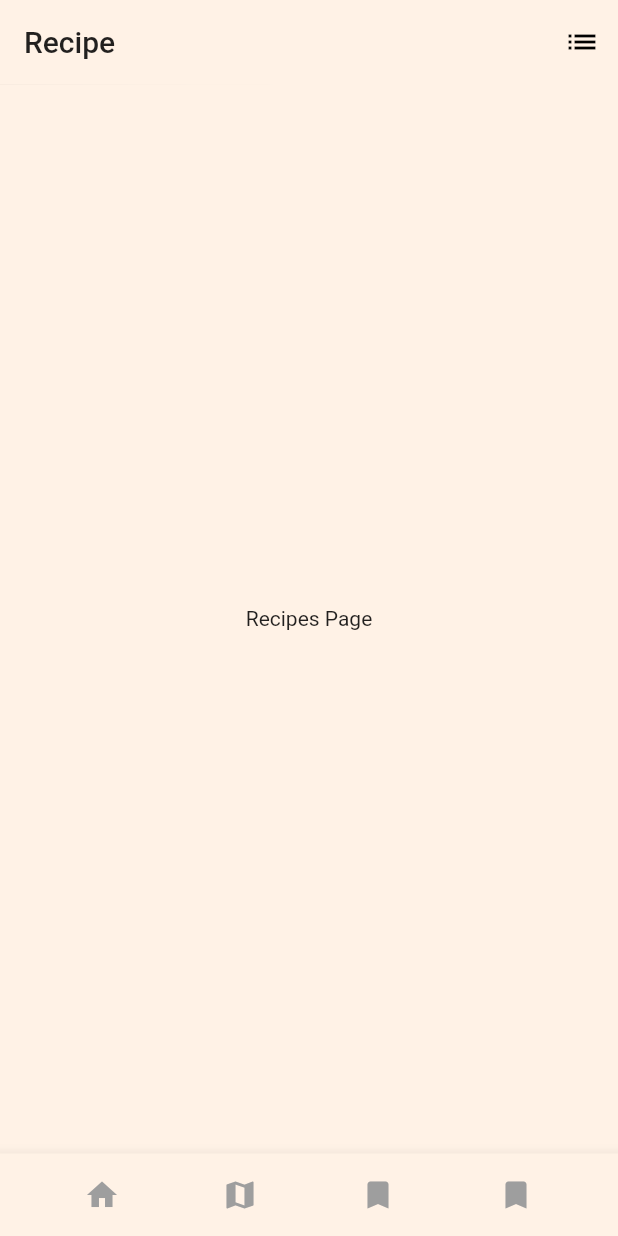
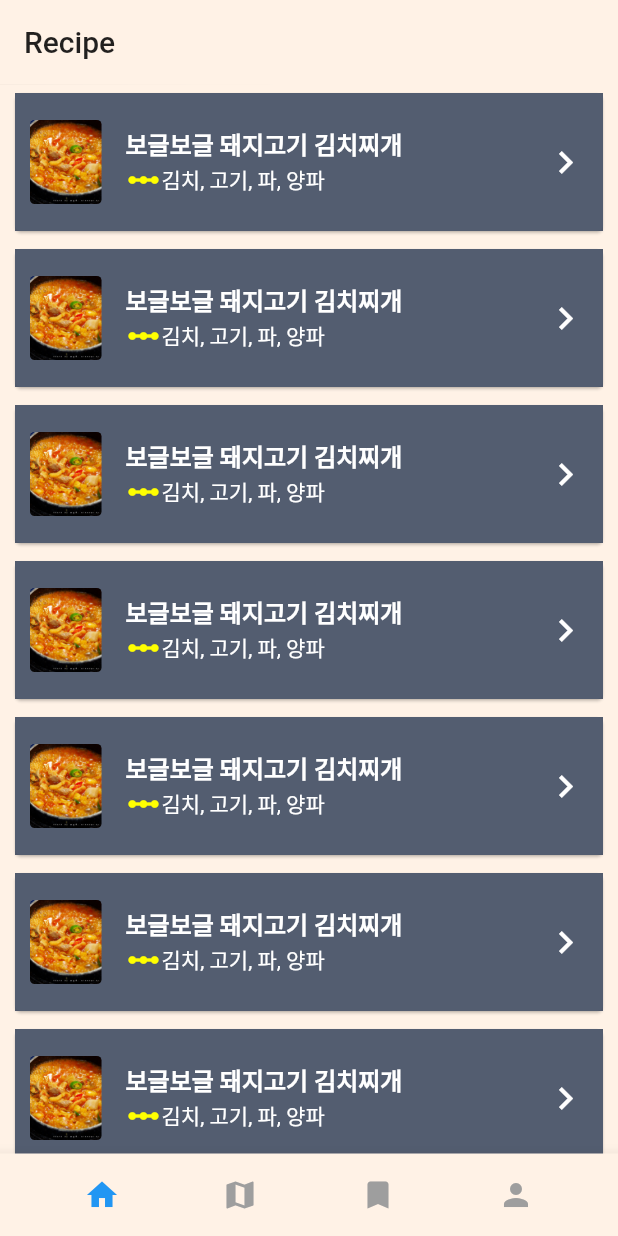
Before and after one commit to JWHAPO/recipe_app, a Flutter app: the screen it shows after launch, on a phone screen of 412 x 824 dp. Run offline on Flutter 3.47's test engine with Material 2 defaults, Android fonts, the phone set to English and light mode, and no system bars; Roboto replaces fonts that are missing (iropke).

Commit message:
add listview that fake

```diff
--- a/lib/main.dart
+++ b/lib/main.dart
@@ -35,6 +35,10 @@ class MyHomePage extends StatefulWidget {
 
 class _MyHomePageState extends State<MyHomePage> {
   int _currentIndex = 0;
+  var _tab1Icon = Icon(Icons.home, color:Colors.blue);
+  var _tab2Icon = Icon(Icons.map, color:Colors.grey);
+  var _tab3Icon = Icon(Icons.bookmark, color:Colors.grey);
+  var _tab4Icon = Icon(Icons.person, color:Colors.grey);
   final List<Widget> _tabChildren = [
     RecipePage(),
     WorldPage(),
@@ -57,11 +61,6 @@ class _MyHomePageState extends State<MyHomePage> {
       elevation: 0.1,
       backgroundColor: Color.fromRGBO(255, 242, 230, 1.0),
       title: Text(widget.title),
-      actions: <Widget>[
-        IconButton(icon: Icon(Icons.list), onPressed: (){
-
-        })
-      ],
     );
 
     final makeBottom = Container(
@@ -72,27 +71,27 @@ class _MyHomePageState extends State<MyHomePage> {
           mainAxisAlignment: MainAxisAlignment.spaceEvenly,
           children: <Widget>[
             IconButton(
-              icon: Icon(Icons.home, color:Colors.grey),
+              icon: _tab1Icon,
               onPressed: (){
-
+                onTabTapped(0);
               },
             ),
             IconButton(
-              icon: Icon(Icons.map, color:Colors.grey),
+              icon: _tab2Icon,
               onPressed: (){
-
+                onTabTapped(1);
               },
             ),
             IconButton(
-              icon: Icon(Icons.bookmark, color:Colors.grey),
+              icon: _tab3Icon,
               onPressed: (){
-
+                onTabTapped(2);
               },
             ),
             IconButton(
-              icon: Icon(Icons.bookmark, color:Colors.grey),
+              icon: _tab4Icon,
               onPressed: (){
-
+                onTabTapped(3);
               },
             )
           ],
@@ -110,6 +109,26 @@ class _MyHomePageState extends State<MyHomePage> {
   void onTabTapped(int index) {
     setState(() {
       _currentIndex = index;
+      _tab1Icon = Icon(Icons.home, color:Colors.grey);
+      _tab2Icon = Icon(Icons.map, color:Colors.grey);
+      _tab3Icon = Icon(Icons.bookmark, color:Colors.grey);
+      _tab4Icon = Icon(Icons.person, color:Colors.grey);
+      switch(_currentIndex){
+        case 0:
+          _tab1Icon = Icon(Icons.home, color:Colors.blue);
+          break;
+        case 1:
+          _tab2Icon = Icon(Icons.map, color:Colors.blue);
+          break;
+        case 2:
+          _tab3Icon = Icon(Icons.bookmark, color:Colors.blue);
+          break;
+        case 3:
+          _tab4Icon = Icon(Icons.person, color:Colors.blue);
+          break;
+      }
+
+
     });
   }
 }
--- a/lib/ui/recipe.dart
+++ b/lib/ui/recipe.dart
@@ -9,8 +9,50 @@ class RecipePage extends StatefulWidget {
 class _RecipePageState extends State<RecipePage> {
   @override
   Widget build(BuildContext context) {
+
+    final makeListTile = ListTile(
+      contentPadding: EdgeInsets.symmetric(horizontal: 10.0, vertical: 10.0),
+      leading: ClipRRect(
+        borderRadius: BorderRadius.circular(3.0),
+        child: Align(
+          alignment: Alignment.center,
+          heightFactor: 1.0,
+          widthFactor: 1.0,
+          child: Image.asset('assets/images/kimchisoup.jpg',alignment: Alignment.center,fit: BoxFit.contain,),
+        ),
+      ),
+      title: Text('보글보글 돼지고기 김치찌개',style: TextStyle(color: Colors.white, fontFamily: 'iropke', fontWeight: FontWeight.bold),),
+      subtitle: Row(
+        children: <Widget>[
+          Icon(Icons.linear_scale, color: Colors.yellowAccent),
+          Text('김치, 고기, 파, 양파', style: TextStyle(color: Colors.white, fontFamily: 'iropke',))
+        ],
+      ),
+      trailing: Icon(Icons.keyboard_arrow_right, color:Colors.white, size: 30.0,),
+    );
+
+    final makeCard = Card(
+      elevation: 0.8,
+      margin: EdgeInsets.symmetric(horizontal: 10.0, vertical: 6.0),
+      child: Container(
+        decoration: BoxDecoration(color: Color.fromRGBO(64, 75, 96, 0.9)),
+        child: makeListTile,
+      ),
+    );
+
+    final makeBody = Container(
+      child: ListView.builder(
+          scrollDirection: Axis.vertical,
+          shrinkWrap: true,
+          itemCount: 10,
+          itemBuilder: (BuildContext context, int index){
+            return makeCard;
+          }
+      ),
+    );
+
     return Center(
-      child: Text('Recipes Page',style: TextStyle(fontFamily: 'iropke'),),
+      child: makeBody,
     );
   }
 }
```
Also changed, not shown: assets/images/kimchisoup.jpg (added).
